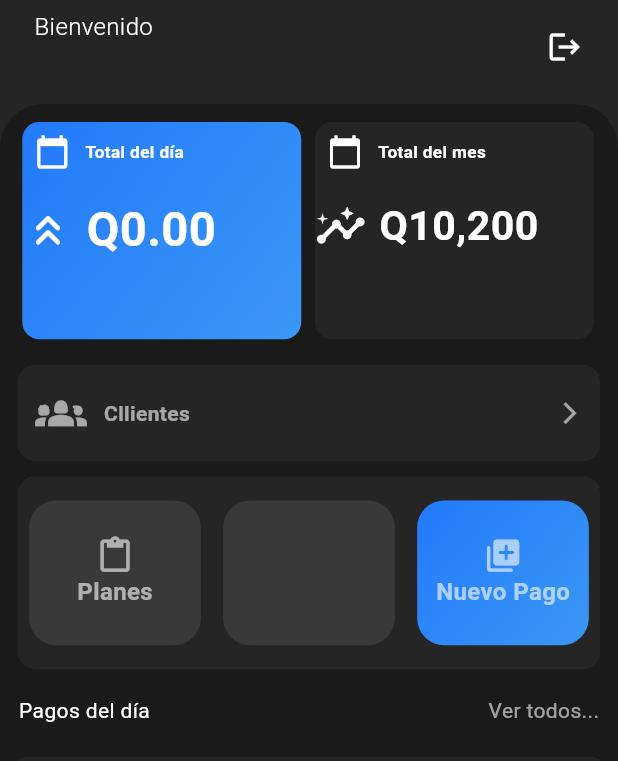
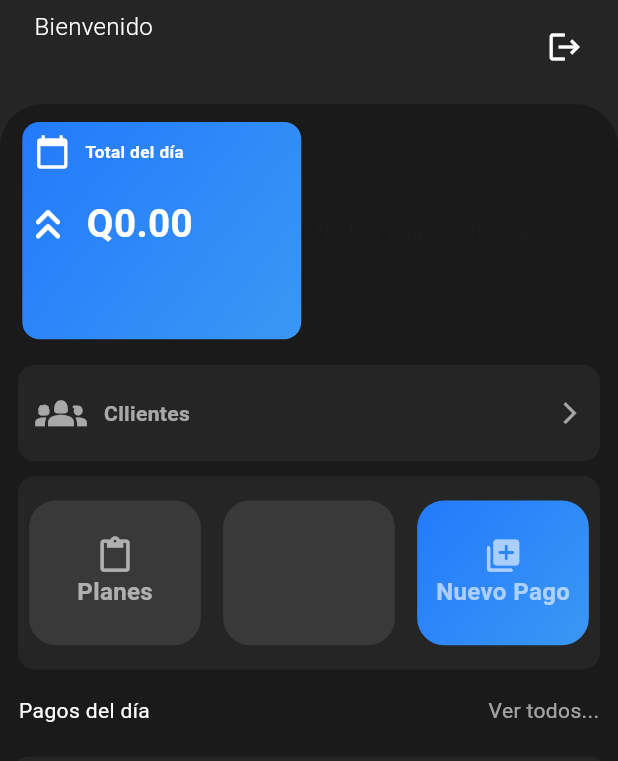
Before and after one commit to FerxhoDev/MegaNetAd, a Flutter app: the Dashboard screen opened by its route, on a phone screen of 412 x 824 dp. Shown: the top 761 px of the screen. Run offline on Flutter 3.47's test engine with Material 3 defaults, Android fonts, the light colour scheme and no system bars; our stand-ins replace cloud_firestore, firebase_auth, firebase_core, flutter_screenutil, go_router; accounts and stored records are empty.

Commit message:
Total Pay Month Realtime add

```diff
--- a/meganetreports/lib/presentation/screens/DashBoard/dashboard.dart
+++ b/meganetreports/lib/presentation/screens/DashBoard/dashboard.dart
@@ -16,6 +16,19 @@ Stream<QuerySnapshot<Map<String, dynamic>>> _getPagosDelDia() {
               startOfDay) // Filtramos por pagos del día actual
       .snapshots();
 }
+
+Stream<QuerySnapshot<Map<String, dynamic>>> _getPagosDelMesStream() {
+  DateTime now = DateTime.now();
+  DateTime firstDayOfMonth = DateTime(now.year, now.month, 1);
+  DateTime firstDayOfNextMonth = DateTime(now.year, now.month + 1, 1);
+
+  return FirebaseFirestore.instance
+      .collectionGroup('Pagos')
+      .where('fecha_pago', isGreaterThanOrEqualTo: firstDayOfMonth)
+      .where('fecha_pago', isLessThan: firstDayOfNextMonth)
+      .snapshots();
+}
+
 
 class Dashboard extends StatefulWidget {
   const Dashboard({super.key});
@@ -408,12 +421,32 @@ class VerClients extends StatelessWidget {
 }
 
 class TotalMes extends StatelessWidget {
-  const TotalMes({
-    super.key,
-  });
+  const TotalMes({super.key});
 
   @override
   Widget build(BuildContext context) {
+    return StreamBuilder<QuerySnapshot<Map<String, dynamic>>>(
+      stream: _getPagosDelMesStream(),
+      builder: (context, snapshot) {
+        if (snapshot.connectionState == ConnectionState.waiting) {
+          return const Center(child: CircularProgressIndicator());
+        }
+
+        if (snapshot.hasError) {
+          return const Center(child: Text('Error al cargar los pagos del mes'));
+        }
+
+        if (!snapshot.hasData || snapshot.data!.docs.isEmpty) {
+          return const Center(child: Text('No hay pagos este mes'));
+        }
+
+        // Calcular el total del mes
+        double totalMes = 0;
+        for (var doc in snapshot.data!.docs) {
+          double total = double.tryParse(doc['total']) ?? 0;
+          totalMes += total;
+        }
+
         return Container(
           width: 325.w,
           height: 225.h,
@@ -453,10 +486,10 @@ class TotalMes extends StatelessWidget {
                   ),
                   SizedBox(width: 15.w),
                   Text(
-                'Q10,200',
+                    'Q${totalMes.toStringAsFixed(2)}',
                     style: TextStyle(
                       color: Colors.white,
-                  fontSize: 48.sp,
+                      fontSize: 40.sp,
                       fontWeight: FontWeight.bold,
                     ),
                   ),
@@ -465,8 +498,11 @@ class TotalMes extends StatelessWidget {
             ],
           ),
         );
+      },
+    );
   }
 }
+
 
 class TotalDia extends StatelessWidget {
   const TotalDia({
@@ -551,7 +587,7 @@ class TotalDia extends StatelessWidget {
                 'Q${totalDia.toStringAsFixed(2)}', // Mostramos el total calculado
                 style: TextStyle(
                   color: Colors.white,
-                  fontSize: 55.sp,
+                  fontSize: 45.sp,
                   fontWeight: FontWeight.bold,
                 ),
               ),
```
Lines whose indentation alone changed are shown as unchanged.
